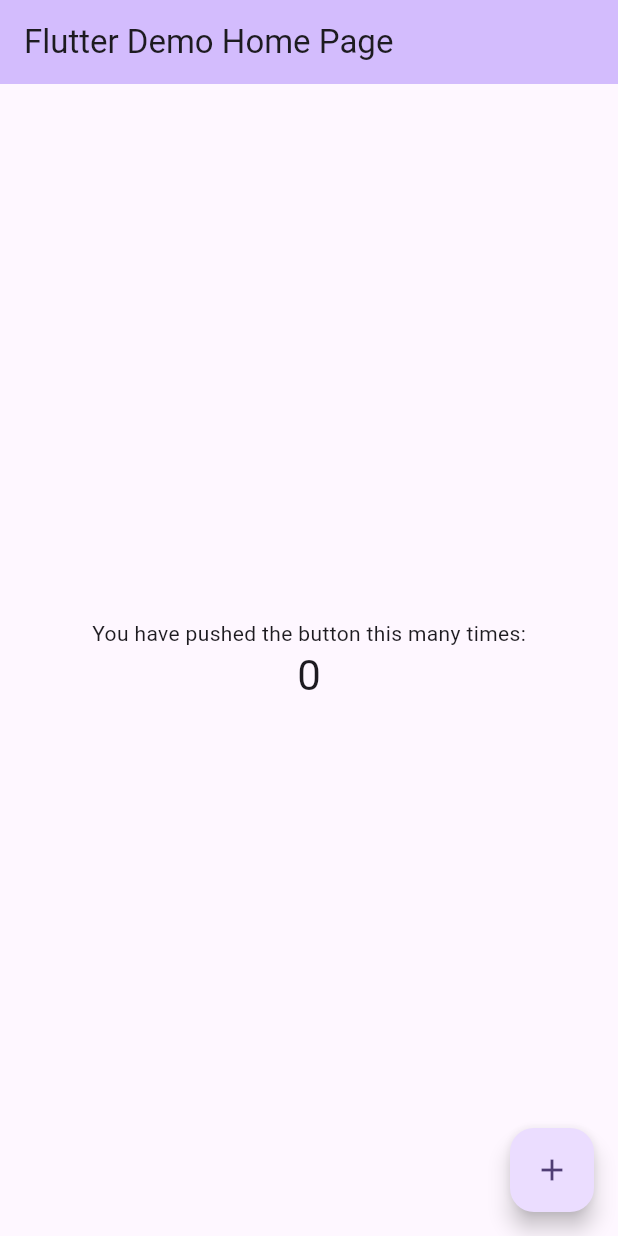
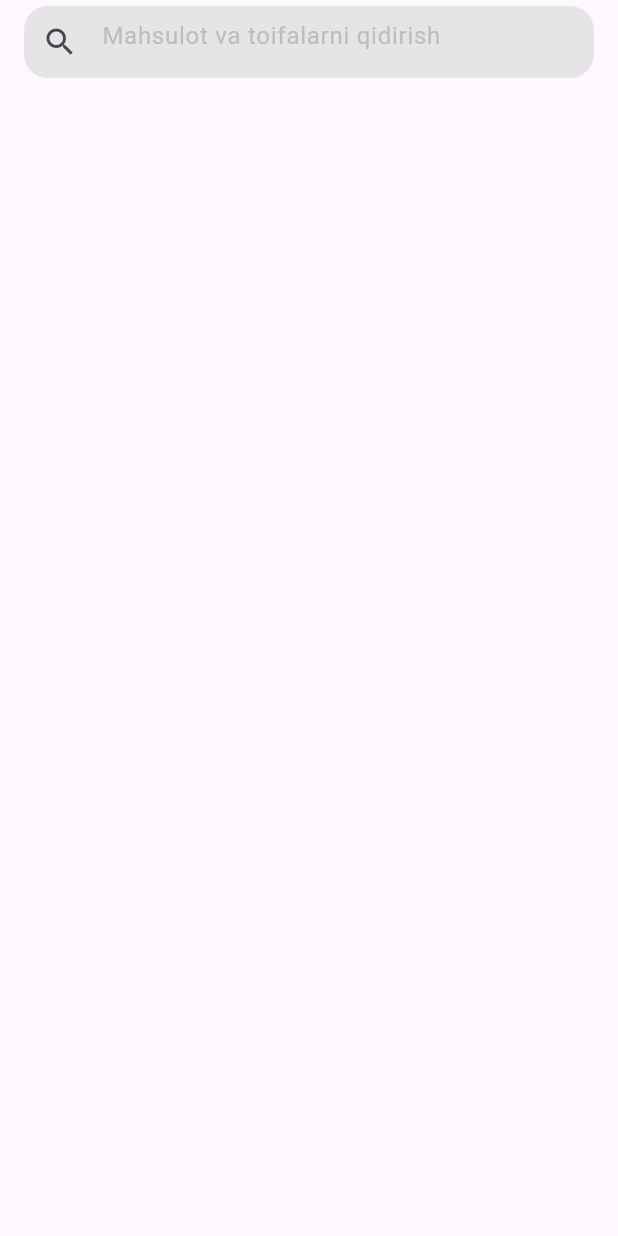
Before and after one commit to OlimjonSN/uzum_market, a Flutter app: the screen it shows after launch, on a phone screen of 412 x 824 dp. Run offline on Flutter 3.47's test engine with Material 2 defaults, Android fonts, the phone set to English and light mode, and no system bars.

Commit message:
create searchbar widget with constants files

```diff
--- a/lib/core/constants/color_constants.dart
+++ b/lib/core/constants/color_constants.dart
@@ -1,3 +1,6 @@
-class ColorConstants{
+import 'package:flutter/material.dart';
 
+class ColorConstants {
+  static const Color greyBgColor = Color(0xFFE5E5E5);
+  static const Color greyTextColor = Color(0xFFBDBDBD);
 }
--- /dev/null
+++ b/lib/core/constants/radius_size_constants.dart
@@ -0,0 +1,9 @@
+class RSize {
+  static const double radiusSmall = 4.0;
+  static const double radiusMedium = 8.0;
+  static const double radiusLarge = 16.0;
+  static const double radiusXLarge = 24.0;
+  static const double radiusXXLarge = 32.0;
+
+  // import context
+}
--- a/lib/features/uzum/presentation/pages/home_Page.dart
+++ b/lib/features/uzum/presentation/pages/home_Page.dart
@@ -0,0 +1,22 @@
+import 'package:flutter/material.dart';
+import 'package:uzum_market/core/constants/color_constants.dart';
+import 'package:uzum_market/core/constants/radius_size_constants.dart';
+
+class HomePage extends StatelessWidget {
+  const HomePage({super.key});
+
+  @override
+  Widget build(BuildContext context) {
+    return Scaffold(
+        appBar: AppBar(
+      title: Container(
+          decoration: BoxDecoration(
+            color: ColorConstants.greyBgColor,
+            borderRadius: BorderRadius.circular(RSize.radiusLarge),
+          ),
+          child: TextFormField(
+            decoration: InputDecoration(fillColor: Colors.grey[600], hintText: "Mahsulot va toifalarni qidirish", hintStyle: TextStyle(color: ColorConstants.greyTextColor), prefixIcon: const Icon(Icons.search), border: InputBorder.none),
+          )),
+    ));
+  }
+}
--- a/lib/main.dart
+++ b/lib/main.dart
@@ -1,4 +1,6 @@
 import 'package:flutter/material.dart';
+
+import 'features/uzum/presentation/pages/home_Page.dart';
 
 void main() {
   runApp(const MyApp());
@@ -11,101 +13,13 @@ class MyApp extends StatelessWidget {
   @override
   Widget build(BuildContext context) {
     return MaterialApp(
-      title: 'Flutter Demo',
+      debugShowCheckedModeBanner: false,
+      title: 'Uzum Market',
       theme: ThemeData(
-
         colorScheme: ColorScheme.fromSeed(seedColor: Colors.deepPurple),
         useMaterial3: true,
       ),
-      home: const MyHomePage(title: 'Flutter Demo Home Page'),
+      home: const HomePage(),
     );
   }
 }
-
-class MyHomePage extends StatefulWidget {
-  const MyHomePage({super.key, required this.title});
-
-  // This widget is the home page of your application. It is stateful, meaning
-  // that it has a State object (defined below) that contains fields that affect
-  // how it looks.
-
-  // This class is the configuration for the state. It holds the values (in this
-  // case the title) provided by the parent (in this case the App widget) and
-  // used by the build method of the State. Fields in a Widget subclass are
-  // always marked "final".
-
-  final String title;
-
-  @override
-  State<MyHomePage> createState() => _MyHomePageState();
-}
-
-class _MyHomePageState extends State<MyHomePage> {
-  int _counter = 0;
-
-  void _incrementCounter() {
-    setState(() {
-      // This call to setState tells the Flutter framework that something has
-      // changed in this State, which causes it to rerun the build method below
-      // so that the display can reflect the updated values. If we changed
-      // _counter without calling setState(), then the build method would not be
-      // called again, and so nothing would appear to happen.
-      _counter++;
-    });
-  }
-
-  @override
-  Widget build(BuildContext context) {
-    // This method is rerun every time setState is called, for instance as done
-    // by the _incrementCounter method above.
-    //
-    // The Flutter framework has been optimized to make rerunning build methods
-    // fast, so that you can just rebuild anything that needs updating rather
-    // than having to individually change instances of widgets.
-    return Scaffold(
-      appBar: AppBar(
-        // TRY THIS: Try changing the color here to a specific color (to
-        // Colors.amber, perhaps?) and trigger a hot reload to see the AppBar
-        // change color while the other colors stay the same.
-        backgroundColor: Theme.of(context).colorScheme.inversePrimary,
-        // Here we take the value from the MyHomePage object that was created by
-        // the App.build method, and use it to set our appbar title.
-        title: Text(widget.title),
-      ),
-      body: Center(
-        // Center is a layout widget. It takes a single child and positions it
-        // in the middle of the parent.
-        child: Column(
-          // Column is also a layout widget. It takes a list of children and
-          // arranges them vertically. By default, it sizes itself to fit its
-          // children horizontally, and tries to be as tall as its parent.
-          //
-          // Column has various properties to control how it sizes itself and
-          // how it positions its children. Here we use mainAxisAlignment to
-          // center the children vertically; the main axis here is the vertical
-          // axis because Columns are vertical (the cross axis would be
-          // horizontal).
-          //
-          // TRY THIS: Invoke "debug painting" (choose the "Toggle Debug Paint"
-          // action in the IDE, or press "p" in the console), to see the
-          // wireframe for each widget.
-          mainAxisAlignment: MainAxisAlignment.center,
-          children: <Widget>[
-            const Text(
-              'You have pushed the button this many times:',
-            ),
-            Text(
-              '$_counter',
-              style: Theme.of(context).textTheme.headlineMedium,
-            ),
-          ],
-        ),
-      ),
-      floatingActionButton: FloatingActionButton(
-        onPressed: _incrementCounter,
-        tooltip: 'Increment',
-        child: const Icon(Icons.add),
-      ), // This trailing comma makes auto-formatting nicer for build methods.
-    );
-  }
-}
```
